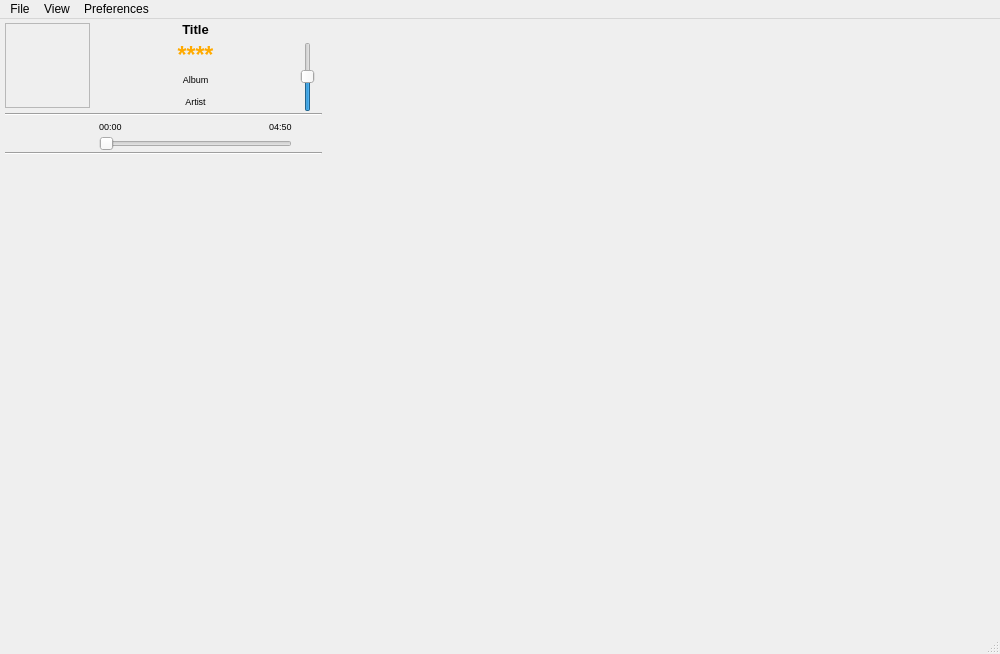
Above: trunk/GUI/GUI_Simpleplayer.ui from shahid334/sayonara-player before the change. Below: the same form after it.
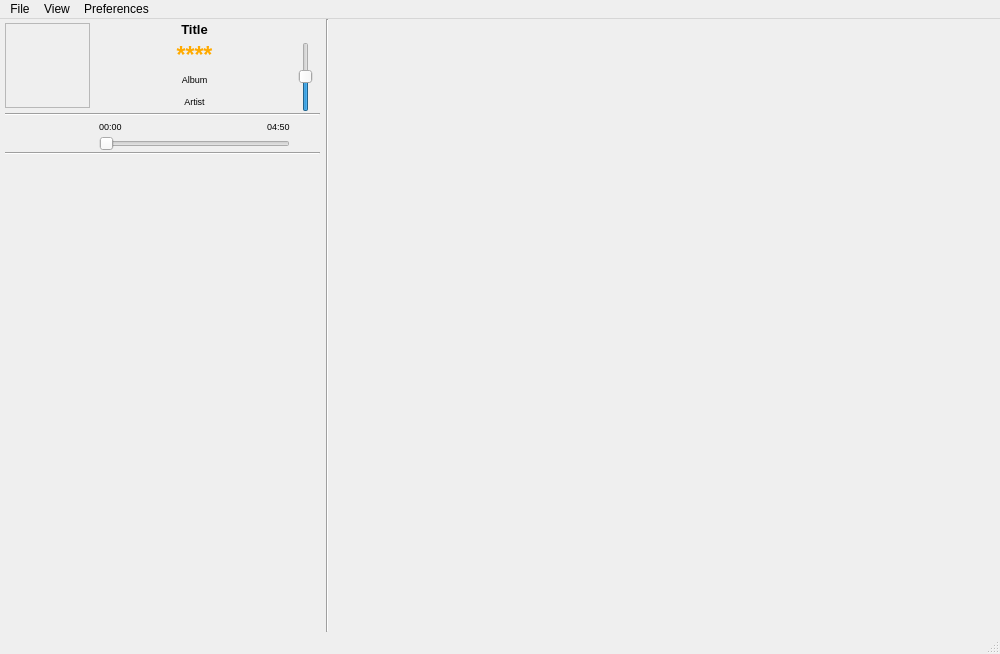
That is the form after the change. Icons and pictures are not drawn.

Diff of the .ui file:
```diff
--- a/trunk/GUI/GUI_Simpleplayer.ui
+++ b/trunk/GUI/GUI_Simpleplayer.ui
@@ -532,14 +532,14 @@
         <rect>
          <x>0</x>
          <y>0</y>
-         <width>317</width>
+         <width>315</width>
          <height>461</height>
         </rect>
        </property>
       </widget>
      </widget>
     </item>
-    <item row="0" column="7" rowspan="9">
+    <item row="0" column="8" rowspan="9">
      <widget class="QWidget" name="library_widget" native="true">
       <property name="sizePolicy">
        <sizepolicy hsizetype="Minimum" vsizetype="Expanding">
@@ -575,6 +575,13 @@
       </property>
      </widget>
     </item>
+    <item row="0" column="7" rowspan="9">
+     <widget class="Line" name="line_3">
+      <property name="orientation">
+       <enum>Qt::Vertical</enum>
+      </property>
+     </widget>
+    </item>
    </layout>
   </widget>
   <widget class="QMenuBar" name="menubar">
```
